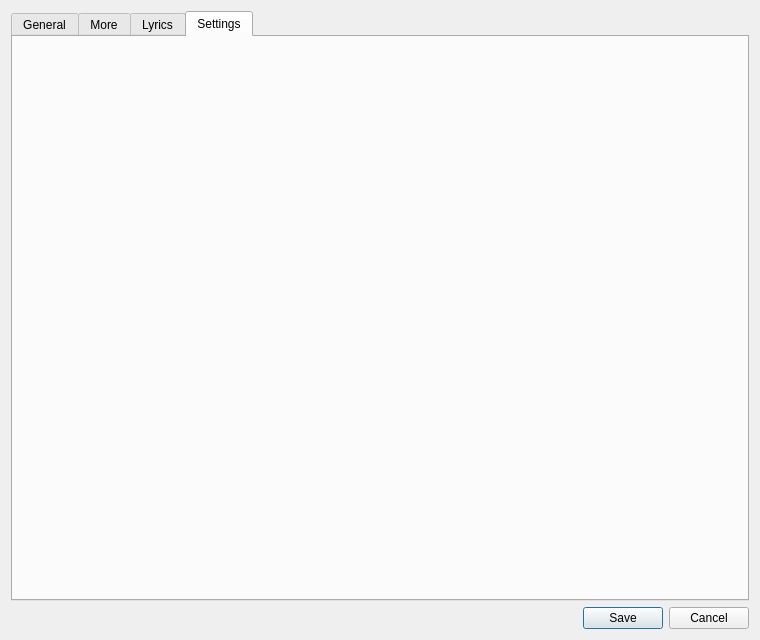
The window that ui/tag_edit.ui (music-hive-dev/MusicHive) describes before a commit, drawn with Qt 5.
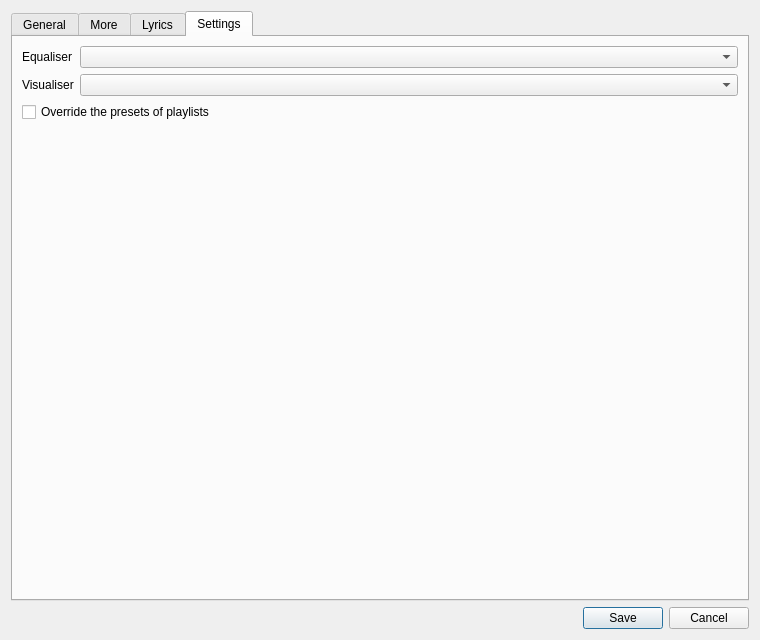
The same window after the commit. The open tabs and pages were chosen to show the change. Icons and pictures are not drawn.

Commit message: per-song and playlist presets, visualiser presets and custom flags, raised version to 1.4.0

What changed in the file:
```diff
--- a/ui/tag_edit.ui
+++ b/ui/tag_edit.ui
@@ -46,7 +46,29 @@
 </widget></item>
 <item><widget class="QPlainTextEdit" name="tagEditLyrics"/></item>
 </layout></widget>
-<widget class="QWidget" name="tagEditSettingsTab"><attribute name="title"><string>Settings</string></attribute></widget>
+<widget class="QWidget" name="tagEditSettingsTab"><attribute name="title"><string>Settings</string></attribute>
+<layout class="QVBoxLayout" name="tagEditSettingsLayout">
+<item><layout class="QFormLayout" name="tagEditSettingsForm">
+<item row="0" column="0"><widget class="QLabel" name="tagEditEqualiserLabel"><property name="text"><string>Equaliser</string></property><property name="buddy"><cstring>tagEditEqualiser</cstring></property></widget></item>
+<item row="0" column="1"><widget class="QComboBox" name="tagEditEqualiser">
+<property name="toolTip"><string>The equaliser preset used while this song plays. None keeps the equaliser as it is set.</string></property>
+<property name="placeholderText"><string>(multiple values)</string></property>
+<item><property name="text"><string>None</string></property></item>
+</widget></item>
+<item row="1" column="0"><widget class="QLabel" name="tagEditVisualiserLabel"><property name="text"><string>Visualiser</string></property><property name="buddy"><cstring>tagEditVisualiser</cstring></property></widget></item>
+<item row="1" column="1"><widget class="QComboBox" name="tagEditVisualiser">
+<property name="toolTip"><string>The visualiser preset used while this song plays. Presets are saved in Settings, Now Playing.</string></property>
+<property name="placeholderText"><string>(multiple values)</string></property>
+<item><property name="text"><string>None</string></property></item>
+</widget></item>
+</layout></item>
+<item><widget class="QCheckBox" name="tagEditOverPlaylist">
+<property name="toolTip"><string>When this song plays from a playlist that has presets of its own, use the song's presets instead. Otherwise the playlist's win.</string></property>
+<property name="text"><string>Override the presets of playlists</string></property>
+</widget></item>
+<item><spacer name="tagEditSettingsSpacer"><property name="orientation"><enum>Qt::Orientation::Vertical</enum></property><property name="sizeHint" stdset="0"><size><width>20</width><height>40</height></size></property></spacer></item>
+</layout>
+</widget>
 </widget></item>
 <item><widget class="QDialogButtonBox" name="tagEditButtonBox">
 <property name="standardButtons"><set>QDialogButtonBox::StandardButton::Cancel|QDialogButtonBox::StandardButton::Save</set></property>
```
Left out of the diff: 15 changed lines with no effect on the pictures. The commit also changes 43 other files.
